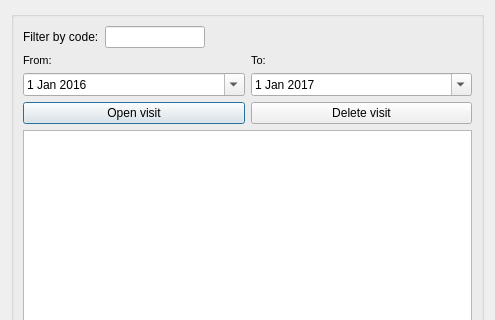
The window that core/ui/shared/visit_manager.ui (Giswater/giswater_qgis_plugin) describes before a commit, drawn with Qt 5; both pictures show x 0 to 495 and y 0 to 320 of the 495 by 584 pixel window.
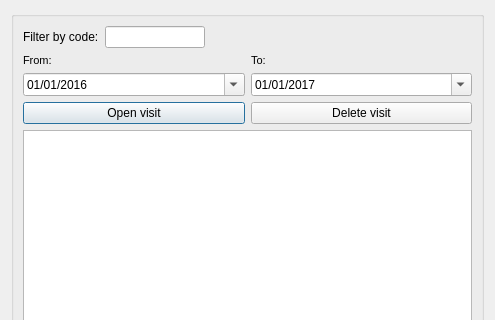
The same window after the commit.

Commit message: Enhancement: set display format for QDate Widgets

What changed in the file:
```diff
--- a/core/ui/shared/visit_manager.ui
+++ b/core/ui/shared/visit_manager.ui
@@ -90,6 +90,9 @@
           </item>
           <item>
            <widget class="QDateEdit" name="date_event_from">
+            <property name="displayFormat">
+             <string>dd/MM/yyyy</string>
+            </property>
             <property name="calendarPopup">
              <bool>true</bool>
             </property>
@@ -135,6 +138,9 @@
           </item>
           <item>
            <widget class="QDateEdit" name="date_event_to">
+            <property name="displayFormat">
+             <string>dd/MM/yyyy</string>
+            </property>
             <property name="calendarPopup">
              <bool>true</bool>
             </property>
```
The commit also changes 7 other files.
